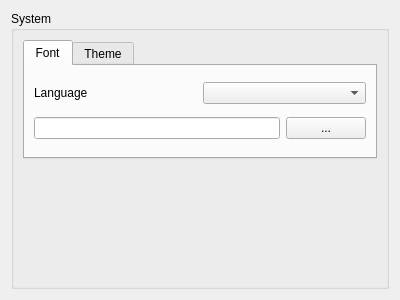
Old version of the form src/plugins/coreplugin/SystemSettings.ui in the repository makerinchina-iot/MonkeyQDK-SerialTool-example.
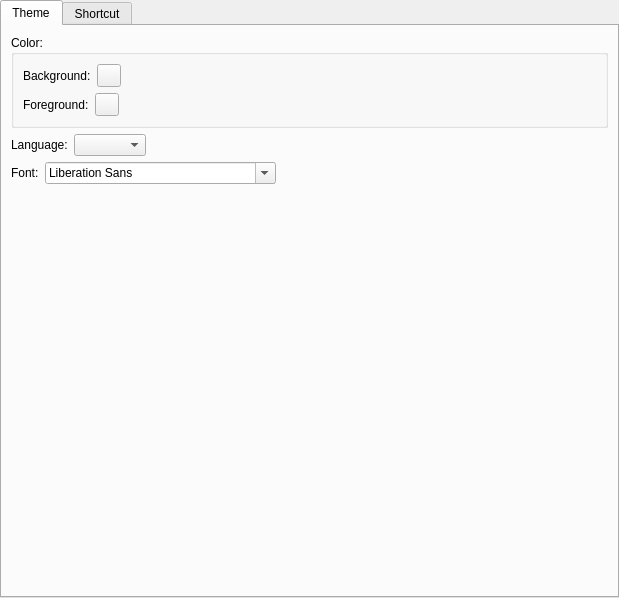
New version of the form.

Commit message: the simple serial tool add

The edit to the form file:
```diff
--- a/src/plugins/coreplugin/SystemSettings.ui
+++ b/src/plugins/coreplugin/SystemSettings.ui
@@ -6,81 +6,230 @@
    <rect>
     <x>0</x>
     <y>0</y>
-    <width>400</width>
-    <height>300</height>
+    <width>619</width>
+    <height>598</height>
    </rect>
   </property>
   <property name="windowTitle">
    <string>Form</string>
   </property>
   <layout class="QVBoxLayout" name="verticalLayout_4">
+   <property name="spacing">
+    <number>0</number>
+   </property>
+   <property name="leftMargin">
+    <number>0</number>
+   </property>
+   <property name="topMargin">
+    <number>0</number>
+   </property>
+   <property name="rightMargin">
+    <number>0</number>
+   </property>
+   <property name="bottomMargin">
+    <number>0</number>
+   </property>
    <item>
-    <widget class="QGroupBox" name="groupBox">
-     <property name="title">
-      <string>System</string>
+    <widget class="QTabWidget" name="tabWidget_2">
+     <property name="currentIndex">
+      <number>0</number>
      </property>
-     <layout class="QVBoxLayout" name="verticalLayout_3">
-      <item>
-       <widget class="QTabWidget" name="tabWidget">
-        <property name="currentIndex">
-         <number>0</number>
-        </property>
-        <widget class="QWidget" name="tab">
-         <attribute name="title">
-          <string>Font</string>
-         </attribute>
-         <layout class="QVBoxLayout" name="verticalLayout_2">
+     <widget class="QWidget" name="tab_3">
+      <attribute name="title">
+       <string>Theme</string>
+      </attribute>
+      <layout class="QVBoxLayout" name="verticalLayout_2">
+       <item>
+        <widget class="QGroupBox" name="groupBox_2">
+         <property name="title">
+          <string>Color:</string>
+         </property>
+         <layout class="QVBoxLayout" name="verticalLayout">
           <item>
-           <layout class="QHBoxLayout" name="horizontalLayout">
+           <layout class="QHBoxLayout" name="horizontalLayout_3">
             <item>
-             <widget class="QLabel" name="label">
+             <widget class="QLabel" name="label_2">
               <property name="text">
-               <string>Language</string>
+               <string>Background:</string>
               </property>
              </widget>
             </item>
             <item>
-             <widget class="QComboBox" name="comboBox"/>
+             <widget class="QToolButton" name="btnbackColor">
+              <property name="text">
+               <string/>
+              </property>
+             </widget>
+            </item>
+            <item>
+             <spacer name="horizontalSpacer">
+              <property name="orientation">
+               <enum>Qt::Horizontal</enum>
+              </property>
+              <property name="sizeHint" stdset="0">
+               <size>
+                <width>40</width>
+                <height>20</height>
+               </size>
+              </property>
+             </spacer>
             </item>
            </layout>
           </item>
           <item>
-           <layout class="QHBoxLayout" name="horizontalLayout_2">
+           <layout class="QHBoxLayout" name="horizontalLayout_4">
             <item>
-             <widget class="QLineEdit" name="lineEdit"/>
+             <widget class="QLabel" name="label_3">
+              <property name="text">
+               <string>Foreground:</string>
+              </property>
+             </widget>
             </item>
             <item>
-             <widget class="QPushButton" name="pushButton">
+             <widget class="QToolButton" name="btnForColor">
               <property name="text">
-               <string>...</string>
+               <string/>
               </property>
              </widget>
             </item>
+            <item>
+             <spacer name="horizontalSpacer_2">
+              <property name="orientation">
+               <enum>Qt::Horizontal</enum>
+              </property>
+              <property name="sizeHint" stdset="0">
+               <size>
+                <width>40</width>
+                <height>20</height>
+               </size>
+              </property>
+             </spacer>
+            </item>
            </layout>
           </item>
          </layout>
         </widget>
-        <widget class="QWidget" name="tab_2">
-         <attribute name="title">
-          <string>Theme</string>
+       </item>
+       <item>
+        <layout class="QHBoxLayout" name="horizontalLayout">
+         <item>
+          <widget class="QLabel" name="label">
+           <property name="text">
+            <string>Language:</string>
+           </property>
+          </widget>
+         </item>
+         <item>
+          <widget class="QComboBox" name="comboLanguage"/>
+         </item>
+         <item>
+          <spacer name="horizontalSpacer_3">
+           <property name="orientation">
+            <enum>Qt::Horizontal</enum>
+           </property>
+           <property name="sizeHint" stdset="0">
+            <size>
+             <width>40</width>
+             <height>20</height>
+            </size>
+           </property>
+          </spacer>
+         </item>
+        </layout>
+       </item>
+       <item>
+        <layout class="QHBoxLayout" name="horizontalLayout_5">
+         <item>
+          <widget class="QLabel" name="label_4">
+           <property name="text">
+            <string>Font:</string>
+           </property>
+          </widget>
+         </item>
+         <item>
+          <widget class="QFontComboBox" name="fontComboBox"/>
+         </item>
+         <item>
+          <spacer name="horizontalSpacer_4">
+           <property name="orientation">
+            <enum>Qt::Horizontal</enum>
+           </property>
+           <property name="sizeHint" stdset="0">
+            <size>
+             <width>40</width>
+             <height>20</height>
+            </size>
+           </property>
+          </spacer>
+         </item>
+        </layout>
+       </item>
+       <item>
+        <spacer name="verticalSpacer">
+         <property name="orientation">
+          <enum>Qt::Vertical</enum>
+         </property>
+         <property name="sizeHint" stdset="0">
+          <size>
+           <width>20</width>
+           <height>40</height>
+          </size>
+         </property>
+        </spacer>
+       </item>
+      </layout>
+     </widget>
+     <widget class="QWidget" name="tab">
+      <attribute name="title">
+       <string>Shortcut</string>
+      </attribute>
+      <layout class="QVBoxLayout" name="verticalLayout_3">
+       <property name="leftMargin">
+        <number>0</number>
+       </property>
+       <property name="topMargin">
+        <number>0</number>
+       </property>
+       <property name="rightMargin">
+        <number>0</number>
+       </property>
+       <property name="bottomMargin">
+        <number>0</number>
+       </property>
+       <item>
+        <widget class="QTableWidget" name="tableWidget">
+         <property name="gridStyle">
+          <enum>Qt::DashLine</enum>
+         </property>
+         <property name="cornerButtonEnabled">
+          <bool>true</bool>
+         </property>
+         <property name="rowCount">
+          <number>8</number>
+         </property>
+         <property name="columnCount">
+          <number>2</number>
+         </property>
+         <attribute name="horizontalHeaderVisible">
+          <bool>false</bool>
          </attribute>
         </widget>
-       </widget>
-      </item>
-      <item>
-       <spacer name="verticalSpacer">
-        <property name="orientation">
-         <enum>Qt::Vertical</enum>
-        </property>
-        <property name="sizeHint" stdset="0">
-         <size>
-          <width>20</width>
-          <height>40</height>
-         </size>
-        </property>
-       </spacer>
-      </item>
-     </layout>
+       </item>
+       <item>
+        <spacer name="verticalSpacer_2">
+         <property name="orientation">
+          <enum>Qt::Vertical</enum>
+         </property>
+         <property name="sizeHint" stdset="0">
+          <size>
+           <width>20</width>
+           <height>40</height>
+          </size>
+         </property>
+        </spacer>
+       </item>
+      </layout>
+     </widget>
     </widget>
    </item>
   </layout>
```
Left out of the diff: 39 changed lines with no effect on the pictures. The commit also changes 26 other files.
